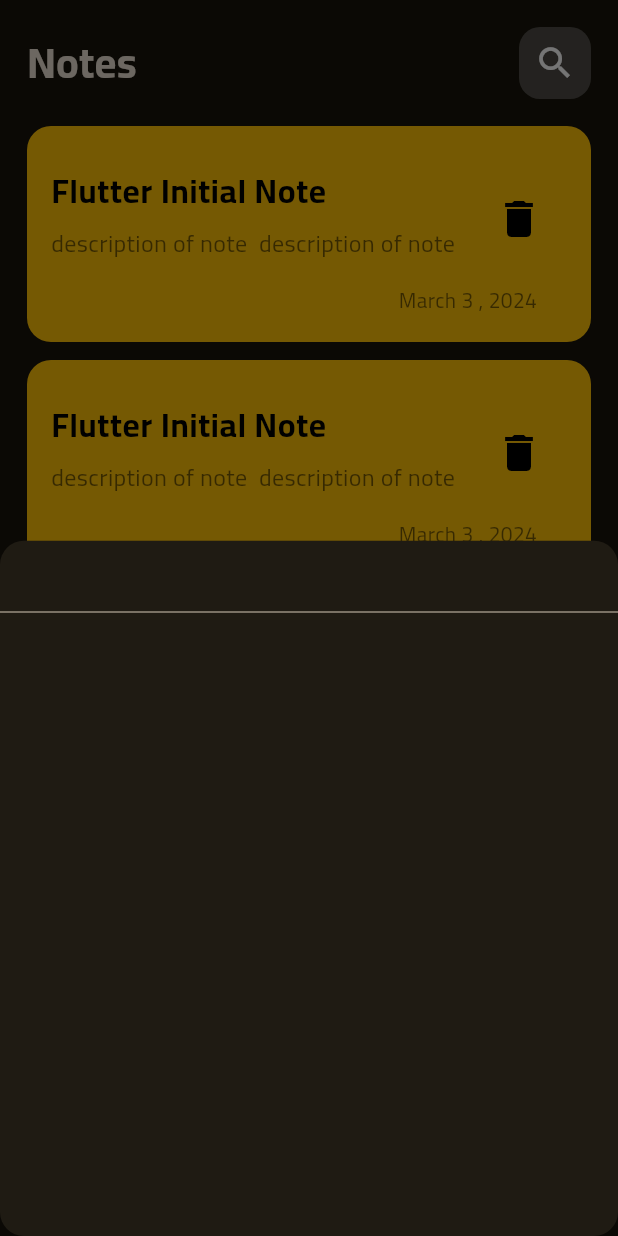
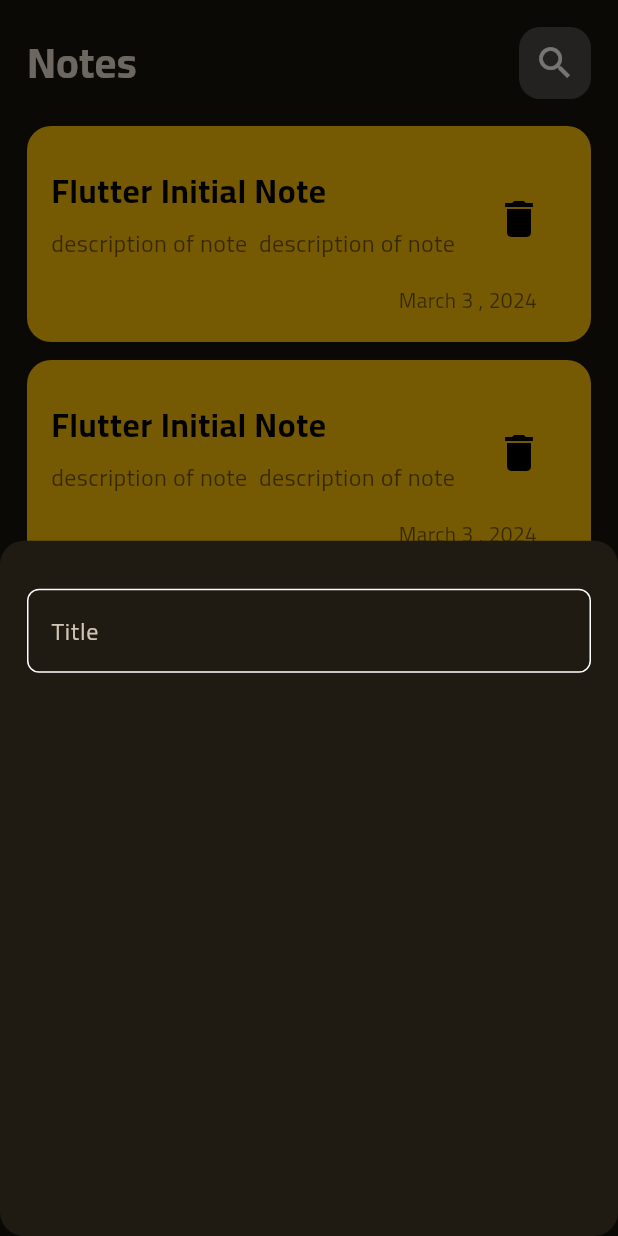
Before and after one commit to hashem2770/Notes, a Flutter app: the screen it shows after launch, after a tap on the "add" icon, on a phone screen of 412 x 824 dp. Run offline on Flutter 3.47's test engine with Material 3 defaults, Android fonts, the phone set to English and light mode, and no system bars.

Commit message:
create colors + custom text field

```diff
--- /dev/null
+++ b/lib/core/constant/colors.dart
@@ -0,0 +1,4 @@
+import 'package:flutter/material.dart';
+
+const kPrimaryColor=Color(0xFF0A0E21);
+const kSecondaryColor=Colors.amberAccent;
--- a/lib/views/home_view/presentation/view/notes_view.dart
+++ b/lib/views/home_view/presentation/view/notes_view.dart
@@ -1,4 +1,5 @@
 import 'package:flutter/material.dart';
+import 'package:note_app/core/constant/colors.dart';
 
 import '../widgets/add_note_bottom_sheet.dart';
 import 'notes_view_body.dart';
@@ -11,7 +12,7 @@ class NotesView extends StatelessWidget {
     return Scaffold(
       body: const NotesViewBody(),
       floatingActionButton: FloatingActionButton(
-        backgroundColor: Colors.cyan[700],
+        backgroundColor: kPrimaryColor,
         onPressed: () {
           showModalBottomSheet(
             shape: RoundedRectangleBorder(
@@ -21,7 +22,7 @@ class NotesView extends StatelessWidget {
             builder: (context) => const AddNoteBottomSheet(),
           );
         },
-        child: const Icon(Icons.add),
+        child: const Icon(Icons.add,color: kSecondaryColor,),
       ),
     );
   }
--- a/lib/views/home_view/presentation/widgets/add_note_bottom_sheet.dart
+++ b/lib/views/home_view/presentation/widgets/add_note_bottom_sheet.dart
@@ -1,17 +1,20 @@
 import 'package:flutter/material.dart';
+import 'package:note_app/views/home_view/presentation/widgets/custom_text_field.dart';
 
 class AddNoteBottomSheet extends StatelessWidget {
   const AddNoteBottomSheet({super.key});
 
   @override
   Widget build(BuildContext context) {
-    return Container(
+    return const Padding(
+      padding: EdgeInsets.symmetric(vertical: 32.0,horizontal: 18),
       child: Column(
         children: [
-          TextFormField()
+          CustomTextField(
+
+          ),
         ],
       ),
-
     );
   }
 }
--- /dev/null
+++ b/lib/views/home_view/presentation/widgets/custom_text_field.dart
@@ -0,0 +1,28 @@
+import 'package:flutter/material.dart';
+import 'package:note_app/core/constant/colors.dart';
+
+class CustomTextField extends StatelessWidget {
+  const CustomTextField({super.key});
+
+  @override
+  Widget build(BuildContext context) {
+    return TextField(
+      cursorColor:kSecondaryColor,
+      decoration: InputDecoration(
+        hintText: 'Title',
+        border: buildOutlineInputBorder(),
+        enabledBorder: buildOutlineInputBorder(),
+        focusedBorder: buildOutlineInputBorder(kSecondaryColor),
+      ),
+    );
+  }
+
+  OutlineInputBorder buildOutlineInputBorder([Color? color]) {
+    return OutlineInputBorder(
+        borderRadius: BorderRadius.circular(8),
+        borderSide: BorderSide(
+          color: color??Colors.white
+        )
+      );
+  }
+}
```
